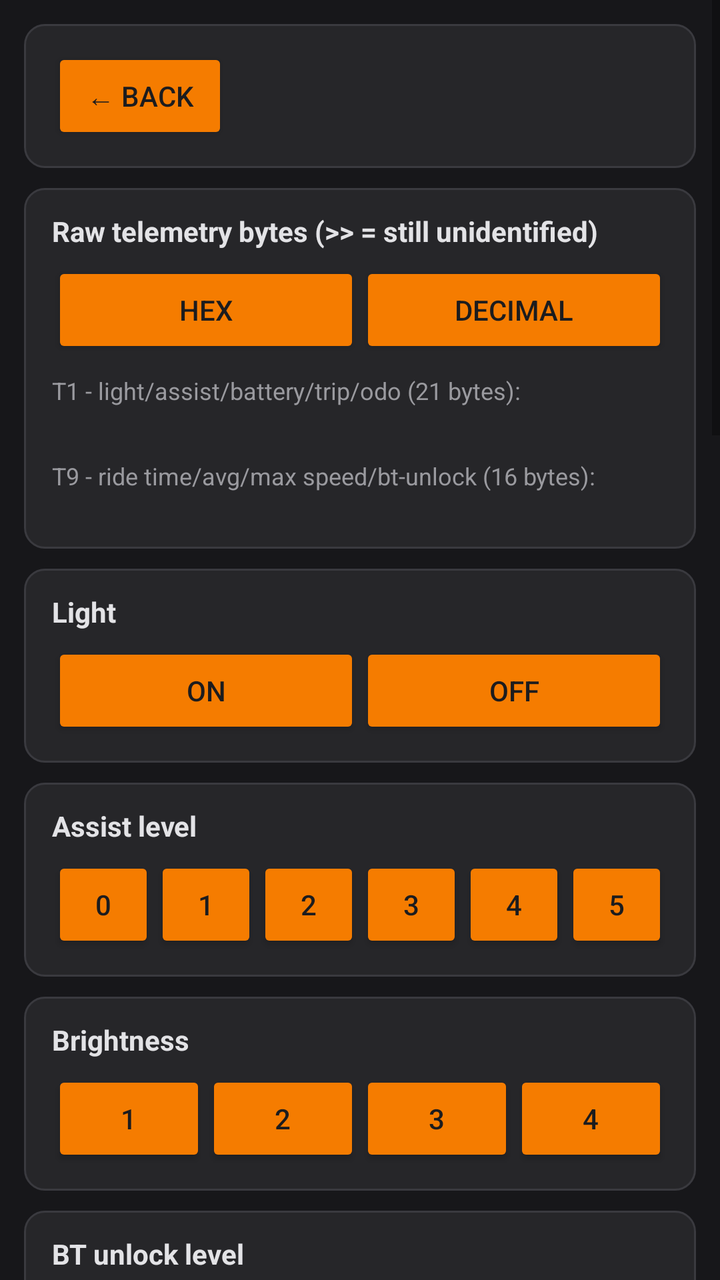
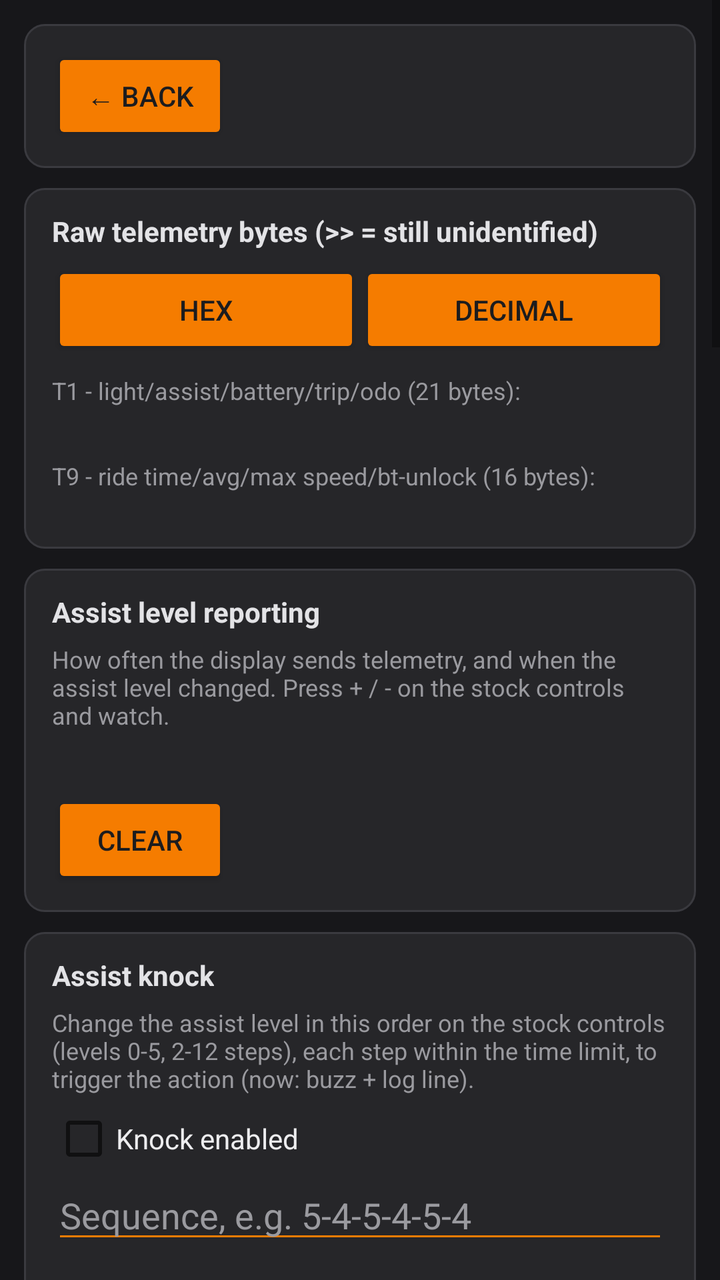

Screens rendered from an Android XML layout before and after an edit, with the pre-edit source and the edit as a unified diff.
<!-- AndroidManifest.xml: application theme Theme.AppCompat.DayNight.NoActionBar -->
<!-- res/layout/screen_developer.xml -->
<?xml version="1.0" encoding="utf-8"?>
<ScrollView xmlns:android="http://schemas.android.com/apk/res/android"
    android:layout_width="match_parent"
    android:layout_height="match_parent"
    android:background="@color/page_bg">

    <LinearLayout
        android:orientation="vertical"
        android:layout_width="match_parent"
        android:layout_height="wrap_content"
        android:padding="12dp">

        <LinearLayout style="@style/CardContainer">
            <Button android:id="@+id/backBtn" style="@style/AmberButton" android:text="@string/back" />
        </LinearLayout>

        
        <LinearLayout style="@style/CardContainer">
            <TextView style="@style/CardTitle" android:text="@string/raw_telemetry_title" />
            <LinearLayout android:orientation="horizontal" android:layout_width="match_parent" android:layout_height="wrap_content">
                <Button android:id="@+id/rawHexBtn" style="@style/AmberButton.Row" android:text="@string/raw_hex" />
                <Button android:id="@+id/rawDecimalBtn" style="@style/AmberButton.Row" android:text="@string/raw_decimal" />
            </LinearLayout>
            <TextView style="@style/HintText" android:paddingTop="8dp" android:text="@string/raw_t1_hint" />
            <TextView android:id="@+id/rawT1View" style="@style/MonoText" android:layout_width="match_parent" />
            <TextView style="@style/HintText" android:paddingTop="10dp" android:text="@string/raw_t9_hint" />
            <TextView android:id="@+id/rawT9View" style="@style/MonoText" android:layout_width="match_parent" />
        </LinearLayout>

        <LinearLayout style="@style/CardContainer">
            <TextView style="@style/CardTitle" android:text="@string/light_title" />
            <LinearLayout android:orientation="horizontal" android:layout_width="match_parent" android:layout_height="wrap_content">
                <Button android:id="@+id/lightOnBtn" style="@style/AmberButton.Row" android:text="@string/light_on" />
                <Button android:id="@+id/lightOffBtn" style="@style/AmberButton.Row" android:text="@string/light_off" />
            </LinearLayout>
        </LinearLayout>

        <LinearLayout style="@style/CardContainer">
            <TextView style="@style/CardTitle" android:text="@string/assist_level_title" />
            <LinearLayout android:orientation="horizontal" android:layout_width="match_parent" android:layout_height="wrap_content">
                <Button android:id="@+id/assist0Btn" style="@style/AmberButton.Row" android:text="@string/digit_0" />
                <Button android:id="@+id/assist1Btn" style="@style/AmberButton.Row" android:text="@string/digit_1" />
                <Button android:id="@+id/assist2Btn" style="@style/AmberButton.Row" android:text="@string/digit_2" />
                <Button android:id="@+id/assist3Btn" style="@style/AmberButton.Row" android:text="@string/digit_3" />
                <Button android:id="@+id/assist4Btn" style="@style/AmberButton.Row" android:text="@string/digit_4" />
                <Button android:id="@+id/assist5Btn" style="@style/AmberButton.Row" android:text="@string/digit_5" />
            </LinearLayout>
        </LinearLayout>

        <LinearLayout style="@style/CardContainer">
            <TextView style="@style/CardTitle" android:text="@string/brightness_title" />
            <LinearLayout android:orientation="horizontal" android:layout_width="match_parent" android:layout_height="wrap_content">
                <Button android:id="@+id/brightness1Btn" style="@style/AmberButton.Row" android:text="@string/digit_1" />
                <Button android:id="@+id/brightness2Btn" style="@style/AmberButton.Row" android:text="@string/digit_2" />
                <Button android:id="@+id/brightness3Btn" style="@style/AmberButton.Row" android:text="@string/digit_3" />
                <Button android:id="@+id/brightness4Btn" style="@style/AmberButton.Row" android:text="@string/digit_4" />
            </LinearLayout>
        </LinearLayout>

        <LinearLayout style="@style/CardContainer">
            <TextView style="@style/CardTitle" android:text="@string/bt_unlock_title" />
            <LinearLayout android:orientation="horizontal" android:layout_width="match_parent" android:layout_height="wrap_content">
                <Button android:id="@+id/btUnlock1Btn" style="@style/AmberButton.Row" android:text="@string/digit_1" />
                <Button android:id="@+id/btUnlock2Btn" style="@style/AmberButton.Row" android:text="@string/digit_2" />
                <Button android:id="@+id/btUnlock3Btn" style="@style/AmberButton.Row" android:text="@string/digit_3" />
                <Button android:id="@+id/btUnlock4Btn" style="@style/AmberButton.Row" android:text="@string/digit_4" />
                <Button android:id="@+id/btUnlock5Btn" style="@style/AmberButton.Row" android:text="@string/digit_5" />
            </LinearLayout>
        </LinearLayout>

        <LinearLayout style="@style/CardContainer">
            <TextView style="@style/CardTitle" android:text="@string/nav_startstop_title" />
            <LinearLayout android:orientation="horizontal" android:layout_width="match_parent" android:layout_height="wrap_content">
                <Button android:id="@+id/navStartBtn" style="@style/AmberButton.Row" android:text="@string/nav_start" />
                <Button android:id="@+id/navStopBtn" style="@style/AmberButton.Row" android:text="@string/nav_stop" />
            </LinearLayout>
        </LinearLayout>

        <LinearLayout style="@style/CardContainer">
            <TextView style="@style/CardTitle" android:text="@string/nav_update_title" />
            <EditText android:id="@+id/tmpIconInput" style="@style/StyledEditText" android:hint="@string/hint_tmp_icon" android:inputType="number" />
            <EditText android:id="@+id/curRetainInput" style="@style/StyledEditText" android:hint="@string/hint_cur_retain" android:inputType="number" />
            <EditText android:id="@+id/nextStepDistInput" style="@style/StyledEditText" android:hint="@string/hint_next_step_dist" android:inputType="number" />
            <EditText android:id="@+id/nextIconInput" style="@style/StyledEditText" android:hint="@string/hint_next_icon" android:inputType="number" />
            <EditText android:id="@+id/nextNextStepDistInput" style="@style/StyledEditText" android:hint="@string/hint_next_next_step_dist" android:inputType="number" />
            <EditText android:id="@+id/nextNextIconInput" style="@style/StyledEditText" android:hint="@string/hint_next_next_icon" android:inputType="number" />
            <EditText android:id="@+id/pathRetainInput" style="@style/StyledEditText" android:hint="@string/hint_path_retain" android:inputType="number" />
            <LinearLayout android:orientation="horizontal" android:layout_width="match_parent" android:layout_height="wrap_content">
                <Button android:id="@+id/navPresetBtn" style="@style/AmberButton.Row" android:text="@string/nav_preset" />
                <Button android:id="@+id/navSendBtn" style="@style/AmberButton.Row" android:text="@string/nav_send" />
            </LinearLayout>
            <TextView style="@style/HintText" android:paddingTop="4dp"
                android:text="@string/nav_icon_codes" />
        </LinearLayout>

        <LinearLayout style="@style/CardContainer">
            <TextView style="@style/CardTitle" android:text="@string/device_settings" />
            <LinearLayout android:orientation="horizontal" android:layout_width="match_parent" android:layout_height="wrap_content">
                <Button android:id="@+id/unitsKmBtn2" style="@style/AmberButton.Row" android:text="@string/units_km" />
                <Button android:id="@+id/unitsMiBtn2" style="@style/AmberButton.Row" android:text="@string/units_mi" />
            </LinearLayout>
            <EditText android:id="@+id/autoOffInput2" style="@style/StyledEditText" android:hint="@string/auto_off_hint" android:inputType="number" />
            <Button android:id="@+id/setAutoOffBtn2" style="@style/AmberButton" android:layout_width="match_parent" android:text="@string/set_auto_off" />
        </LinearLayout>

        <LinearLayout style="@style/CardContainer">
            <TextView style="@style/CardTitle" android:text="@string/log_title" />
            <CheckBox android:id="@+id/telemetryLogCheckbox" android:layout_width="wrap_content" android:layout_height="wrap_content"
                android:textColor="@color/text_primary"
                android:text="@string/log_telemetry_checkbox" />
            <androidx.core.widget.NestedScrollView
                android:id="@+id/logScroll"
                android:layout_width="match_parent"
                android:layout_height="260dp"
                android:focusable="false"
                android:descendantFocusability="blocksDescendants"
                android:padding="6dp"
                android:background="@drawable/log_bg">
                <TextView
                    android:id="@+id/logView"
                    android:layout_width="match_parent"
                    android:layout_height="wrap_content"
                    android:textSize="12sp"
                    android:textColor="@color/text_primary" />
            </androidx.core.widget.NestedScrollView>
            <LinearLayout android:orientation="horizontal" android:layout_width="match_parent" android:layout_height="wrap_content">
                <Button android:id="@+id/copyLogBtn" style="@style/AmberButton.Row" android:text="@string/copy_log" />
                <Button android:id="@+id/clearLogBtn" style="@style/AmberButton.Row" android:text="@string/clear_log" />
            </LinearLayout>
        </LinearLayout>

    </LinearLayout>
</ScrollView>
<!-- resources referenced by this layout -->
<resources>
  <color name="page_bg">#FF17171A</color>
  <color name="text_primary">#FFEDEDEF</color>
  <string name="assist_level_title">Assist level</string>
  <string name="auto_off_hint">Auto-off timeout (minutes)</string>
  <string name="back">← Back</string>
  <string name="brightness_title">Brightness</string>
  <string name="bt_unlock_title">BT unlock level</string>
  <string name="clear_log">Clear log</string>
  <string name="copy_log">Copy log</string>
  <string name="device_settings">Device settings</string>
  <string name="digit_0" translatable="false">0</string>
  <string name="digit_1" translatable="false">1</string>
  <string name="digit_2" translatable="false">2</string>
  <string name="digit_3" translatable="false">3</string>
  <string name="digit_4" translatable="false">4</string>
  <string name="digit_5" translatable="false">5</string>
  <string name="hint_cur_retain" translatable="false">curStepRetainDistance (m, counts down)</string>
  <string name="hint_next_icon" translatable="false">nextIconType (icon after this one)</string>
  <string name="hint_next_next_icon" translatable="false">nextNextIconType (icon two after this one)</string>
  <string name="hint_next_next_step_dist" translatable="false">nextNextStepDistance (m)</string>
  <string name="hint_next_step_dist" translatable="false">nextStepDistance (m, length of this step)</string>
  <string name="hint_path_retain" translatable="false">pathRetainDistance (m, total route remaining)</string>
  <string name="light_off">Off</string>
  <string name="light_on">On</string>
  <string name="light_title">Light</string>
  <string name="log_telemetry_checkbox">Show T1/T9 telemetry in log (noisy - several lines/sec)</string>
  <string name="log_title">Log</string>
  <string name="nav_preset" translatable="false">Preset: right turn in 200m</string>
  <string name="nav_send">Send nav update</string>
  <string name="nav_start">Nav START</string>
  <string name="nav_startstop_title">Nav start/stop (0xF1)</string>
  <string name="nav_stop">Nav STOP</string>
  <string name="nav_update_title">Nav update</string>
  <string name="raw_decimal">Decimal</string>
  <string name="raw_hex">Hex</string>
  <string name="raw_t1_hint" translatable="false">T1 - light/assist/battery/trip/odo (21 bytes):</string>
  <string name="raw_t9_hint" translatable="false">T9 - ride time/avg/max speed/bt-unlock (16 bytes):</string>
  <string name="raw_telemetry_title">Raw telemetry bytes (&gt;&gt; = still unidentified)</string>
  <string name="set_auto_off">Set auto-off</string>
  <string name="units_km">Units: KM</string>
  <string name="units_mi">Units: MI</string>
  <color name="log_bg">#FF101012</color>
  <color name="on_amber">#FF1C1C1E</color>
  <color name="amber">#FFF57C00</color>
  <color name="accent_text">#FFE3E3E6</color>
  <color name="text_hint">#FF9A9A9F</color>
  <color name="card_bg">#FF262629</color>
  <color name="card_border">#FF3A3A3F</color>
  <!-- unchanged entries left out for length: 11 -->
</resources>

<!-- the commit's change to res/layout/screen_developer.xml (unified diff, before → after) -->
@@ -25,6 +25,30 @@
             <TextView android:id="@+id/rawT1View" style="@style/MonoText" android:layout_width="match_parent" />
             <TextView style="@style/HintText" android:paddingTop="10dp" android:text="@string/raw_t9_hint" />
             <TextView android:id="@+id/rawT9View" style="@style/MonoText" android:layout_width="match_parent" />
+        </LinearLayout>
+
+        
+        <LinearLayout style="@style/CardContainer">
+            <TextView style="@style/CardTitle" android:text="@string/analysis_title" />
+            <TextView style="@style/HintText" android:paddingBottom="6dp" android:text="@string/analysis_hint" />
+            <TextView android:id="@+id/analysisView" style="@style/MonoText" android:layout_width="match_parent" />
+            <Button android:id="@+id/analysisClearBtn" style="@style/AmberButton" android:layout_marginTop="8dp" android:text="@string/analysis_clear" />
+        </LinearLayout>
+
+        
+        <LinearLayout style="@style/CardContainer">
+            <TextView style="@style/CardTitle" android:text="@string/gesture_title" />
+            <TextView style="@style/HintText" android:paddingBottom="6dp" android:text="@string/gesture_hint" />
+            <CheckBox
+                android:id="@+id/gestureEnabledCheckbox"
+                android:layout_width="wrap_content"
+                android:layout_height="wrap_content"
+                android:textColor="@color/text_primary"
+                android:text="@string/gesture_enabled" />
+            <EditText android:id="@+id/gestureSequenceInput" style="@style/StyledEditText" android:hint="@string/gesture_sequence_hint" android:inputType="text" />
+            <EditText android:id="@+id/gestureGapInput" style="@style/StyledEditText" android:hint="@string/gesture_gap_hint" android:inputType="number" />
+            <Button android:id="@+id/gestureSaveBtn" style="@style/AmberButton" android:layout_width="match_parent" android:text="@string/gesture_save" />
+            <TextView android:id="@+id/gestureStatus" style="@style/HintText" android:paddingTop="6dp" />
         </LinearLayout>
 
         <LinearLayout style="@style/CardContainer">
<!-- resource entries referenced after the edit -->
@@ -2,6 +2,9 @@
 <resources>
   <color name="page_bg">#FF17171A</color>
   <color name="text_primary">#FFEDEDEF</color>
+  <string name="analysis_clear" translatable="false">Clear</string>
+  <string name="analysis_hint" translatable="false">How often the display sends telemetry, and when the assist level changed. Press + / - on the stock controls and watch.</string>
+  <string name="analysis_title" translatable="false">Assist level reporting</string>
   <string name="assist_level_title">Assist level</string>
   <string name="auto_off_hint">Auto-off timeout (minutes)</string>
   <string name="back">← Back</string>
@@ -16,6 +19,12 @@
   <string name="digit_3" translatable="false">3</string>
   <string name="digit_4" translatable="false">4</string>
   <string name="digit_5" translatable="false">5</string>
+  <string name="gesture_enabled" translatable="false">Knock enabled</string>
+  <string name="gesture_gap_hint" translatable="false">Max time between steps (ms, 200-10000)</string>
+  <string name="gesture_hint" translatable="false">Change the assist level in this order on the stock controls (levels 0-5, 2-12 steps), each step within the time limit, to trigger the action (now: buzz + log line).</string>
+  <string name="gesture_save" translatable="false">Save knock</string>
+  <string name="gesture_sequence_hint" translatable="false">Sequence, e.g. 5-4-5-4-5-4</string>
+  <string name="gesture_title" translatable="false">Assist knock</string>
   <string name="hint_cur_retain" translatable="false">curStepRetainDistance (m, counts down)</string>
   <string name="hint_next_icon" translatable="false">nextIconType (icon after this one)</string>
   <string name="hint_next_next_icon" translatable="false">nextNextIconType (icon two after this one)</string>
